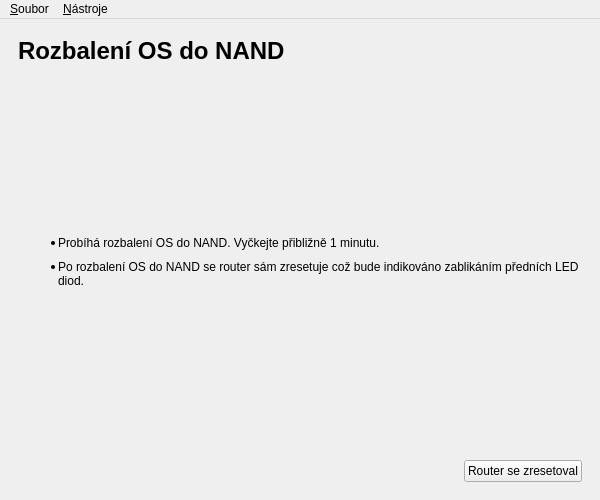
Old version of the form gui/installer.ui in the repository turris-cz/rtools-gui.
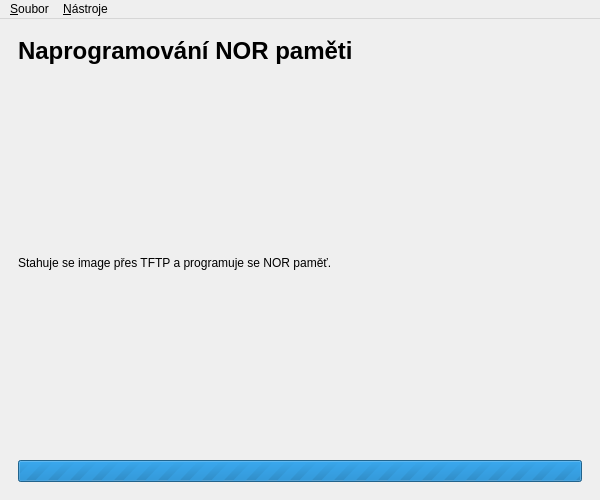
New version of the form. The open tabs and pages were chosen to show the change. Icons and pictures are not drawn.

Commit message: uboot nor tftp flashing - changes in gui and flashing logic

Diff of the .ui file:
```diff
--- a/gui/installer.ui
+++ b/gui/installer.ui
@@ -382,7 +382,7 @@
         <item>
          <widget class="QLabel" name="label_21">
           <property name="text">
-           <string>&lt;h1&gt;Rozbalení OS do NAND&lt;/h1&gt;</string>
+           <string>&lt;h1&gt;Naprogramování NOR paměti&lt;/h1&gt;</string>
           </property>
          </widget>
         </item>
@@ -395,9 +395,7 @@
            </sizepolicy>
           </property>
           <property name="text">
-           <string>&lt;ul&gt;
-&lt;li style=&quot;margin-bottom: 10px;&quot;&gt;Probíhá rozbalení OS do NAND. Vyčkejte přibližně 1 minutu.&lt;/li&gt;
-&lt;li style=&quot;margin-bottom: 10px;&quot;&gt;Po rozbalení OS do NAND se router sám zresetuje což bude indikováno zablikáním předních LED diod.&lt;/li&gt;&lt;/ul&gt;</string>
+           <string>Stahuje se image přes TFTP a programuje se NOR paměť.</string>
           </property>
           <property name="wordWrap">
            <bool>true</bool>
@@ -405,28 +403,14 @@
          </widget>
         </item>
         <item>
-         <layout class="QHBoxLayout" name="horizontalLayout_10">
-          <item>
-           <spacer name="horizontalSpacer_9">
-            <property name="orientation">
-             <enum>Qt::Horizontal</enum>
-            </property>
-            <property name="sizeHint" stdset="0">
-             <size>
-              <width>40</width>
-              <height>20</height>
-             </size>
-            </property>
-           </spacer>
-          </item>
-          <item>
-           <widget class="QPushButton" name="resetToTests">
-            <property name="text">
-             <string>Router se zresetoval</string>
-            </property>
-           </widget>
-          </item>
-         </layout>
+         <widget class="QProgressBar" name="progressBar_6">
+          <property name="maximum">
+           <number>0</number>
+          </property>
+          <property name="value">
+           <number>0</number>
+          </property>
+         </widget>
         </item>
        </layout>
       </widget>
```
Left out of the diff: 23 changed lines with no effect on the pictures. The commit also changes 2 other files.
